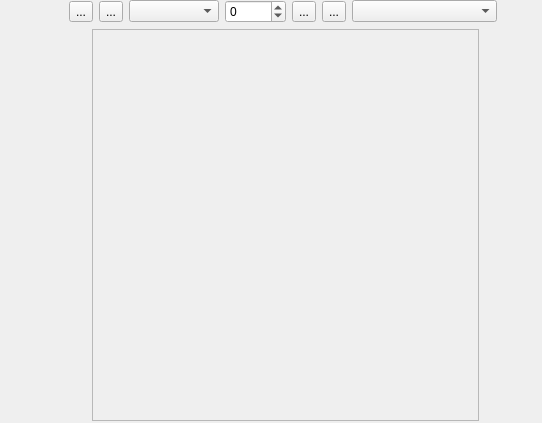
KDE/kstars, file kstars/widgets/genericcalendarwidget.ui: the form before one commit.
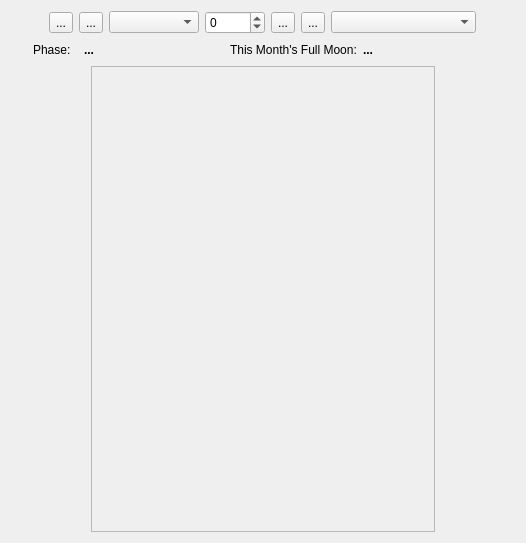
The form after the commit. Custom widgets are drawn as their Qt base class.

Commit message: Added moon phase info boxes in moon phase calender

Diff of the .ui file:
```diff
--- a/kstars/widgets/genericcalendarwidget.ui
+++ b/kstars/widgets/genericcalendarwidget.ui
@@ -6,69 +6,12 @@
    <rect>
     <x>0</x>
     <y>0</y>
-    <width>542</width>
-    <height>423</height>
+    <width>526</width>
+    <height>543</height>
    </rect>
   </property>
-  <widget class="QWidget" name="gridLayoutWidget">
-   <property name="geometry">
-    <rect>
-     <x>0</x>
-     <y>0</y>
-     <width>565</width>
-     <height>421</height>
-    </rect>
-   </property>
-   <layout class="QGridLayout" name="gridLayout">
-    <item row="1" column="2">
-     <widget class="QFrame" name="DateTableFrame">
-      <property name="sizePolicy">
-       <sizepolicy hsizetype="Expanding" vsizetype="Expanding">
-        <horstretch>0</horstretch>
-        <verstretch>0</verstretch>
-       </sizepolicy>
-      </property>
-      <property name="frameShape">
-       <enum>QFrame::StyledPanel</enum>
-      </property>
-      <property name="frameShadow">
-       <enum>QFrame::Plain</enum>
-      </property>
-     </widget>
-    </item>
-    <item row="1" column="0">
-     <spacer name="horizontalSpacer">
-      <property name="orientation">
-       <enum>Qt::Horizontal</enum>
-      </property>
-      <property name="sizeType">
-       <enum>QSizePolicy::Minimum</enum>
-      </property>
-      <property name="sizeHint" stdset="0">
-       <size>
-        <width>80</width>
-        <height>20</height>
-       </size>
-      </property>
-     </spacer>
-    </item>
-    <item row="1" column="3">
-     <spacer name="horizontalSpacer_2">
-      <property name="orientation">
-       <enum>Qt::Horizontal</enum>
-      </property>
-      <property name="sizeType">
-       <enum>QSizePolicy::Minimum</enum>
-      </property>
-      <property name="sizeHint" stdset="0">
-       <size>
-        <width>80</width>
-        <height>20</height>
-       </size>
-      </property>
-     </spacer>
-    </item>
-    <item row="0" column="0" colspan="4">
+  <layout class="QVBoxLayout" name="verticalLayout_2">
+   <item>
      <layout class="QHBoxLayout" name="horizontalLayout_3">
       <item>
        <spacer name="horizontalSpacer_5">
@@ -177,8 +120,147 @@
       </item>
      </layout>
     </item>
-   </layout>
-  </widget>
+   <item>
+    <layout class="QHBoxLayout" name="horizontalLayout">
+     <item>
+      <spacer name="horizontalSpacer_3">
+       <property name="orientation">
+        <enum>Qt::Horizontal</enum>
+       </property>
+       <property name="sizeHint" stdset="0">
+        <size>
+         <width>40</width>
+         <height>20</height>
+        </size>
+       </property>
+      </spacer>
+     </item>
+     <item>
+      <widget class="QLabel" name="phaseTitle">
+       <property name="minimumSize">
+        <size>
+         <width>45</width>
+         <height>0</height>
+        </size>
+       </property>
+       <property name="text">
+        <string>Phase:</string>
+       </property>
+      </widget>
+     </item>
+     <item>
+      <widget class="QLabel" name="phaseName">
+       <property name="minimumSize">
+        <size>
+         <width>140</width>
+         <height>0</height>
+        </size>
+       </property>
+       <property name="font">
+        <font>
+         <weight>75</weight>
+         <bold>true</bold>
+        </font>
+       </property>
+       <property name="text">
+        <string>...</string>
+       </property>
+      </widget>
+     </item>
+     <item>
+      <widget class="QLabel" name="nextFullMoonTitle">
+       <property name="text">
+        <string>This Month's Full Moon:</string>
+       </property>
+      </widget>
+     </item>
+     <item>
+      <widget class="QLabel" name="nextFullMoonName">
+       <property name="minimumSize">
+        <size>
+         <width>130</width>
+         <height>0</height>
+        </size>
+       </property>
+       <property name="font">
+        <font>
+         <weight>75</weight>
+         <bold>true</bold>
+        </font>
+       </property>
+       <property name="text">
+        <string>...</string>
+       </property>
+      </widget>
+     </item>
+     <item>
+      <spacer name="horizontalSpacer_4">
+       <property name="orientation">
+        <enum>Qt::Horizontal</enum>
+       </property>
+       <property name="sizeHint" stdset="0">
+        <size>
+         <width>40</width>
+         <height>20</height>
+        </size>
+       </property>
+      </spacer>
+     </item>
+    </layout>
+   </item>
+   <item>
+    <layout class="QHBoxLayout" name="horizontalLayout_4">
+     <item>
+      <spacer name="horizontalSpacer">
+       <property name="orientation">
+        <enum>Qt::Horizontal</enum>
+       </property>
+       <property name="sizeType">
+        <enum>QSizePolicy::Minimum</enum>
+       </property>
+       <property name="sizeHint" stdset="0">
+        <size>
+         <width>80</width>
+         <height>20</height>
+        </size>
+       </property>
+      </spacer>
+     </item>
+     <item>
+      <widget class="QFrame" name="DateTableFrame">
+       <property name="sizePolicy">
+        <sizepolicy hsizetype="Expanding" vsizetype="Expanding">
+         <horstretch>0</horstretch>
+         <verstretch>0</verstretch>
+        </sizepolicy>
+       </property>
+       <property name="frameShape">
+        <enum>QFrame::StyledPanel</enum>
+       </property>
+       <property name="frameShadow">
+        <enum>QFrame::Plain</enum>
+       </property>
+      </widget>
+     </item>
+     <item>
+      <spacer name="horizontalSpacer_2">
+       <property name="orientation">
+        <enum>Qt::Horizontal</enum>
+       </property>
+       <property name="sizeType">
+        <enum>QSizePolicy::Minimum</enum>
+       </property>
+       <property name="sizeHint" stdset="0">
+        <size>
+         <width>80</width>
+         <height>20</height>
+        </size>
+       </property>
+      </spacer>
+     </item>
+    </layout>
+   </item>
+  </layout>
  </widget>
  <customwidgets>
   <customwidget>
```
Lines whose indentation alone changed are shown as unchanged. The commit also changes 3 other files.
